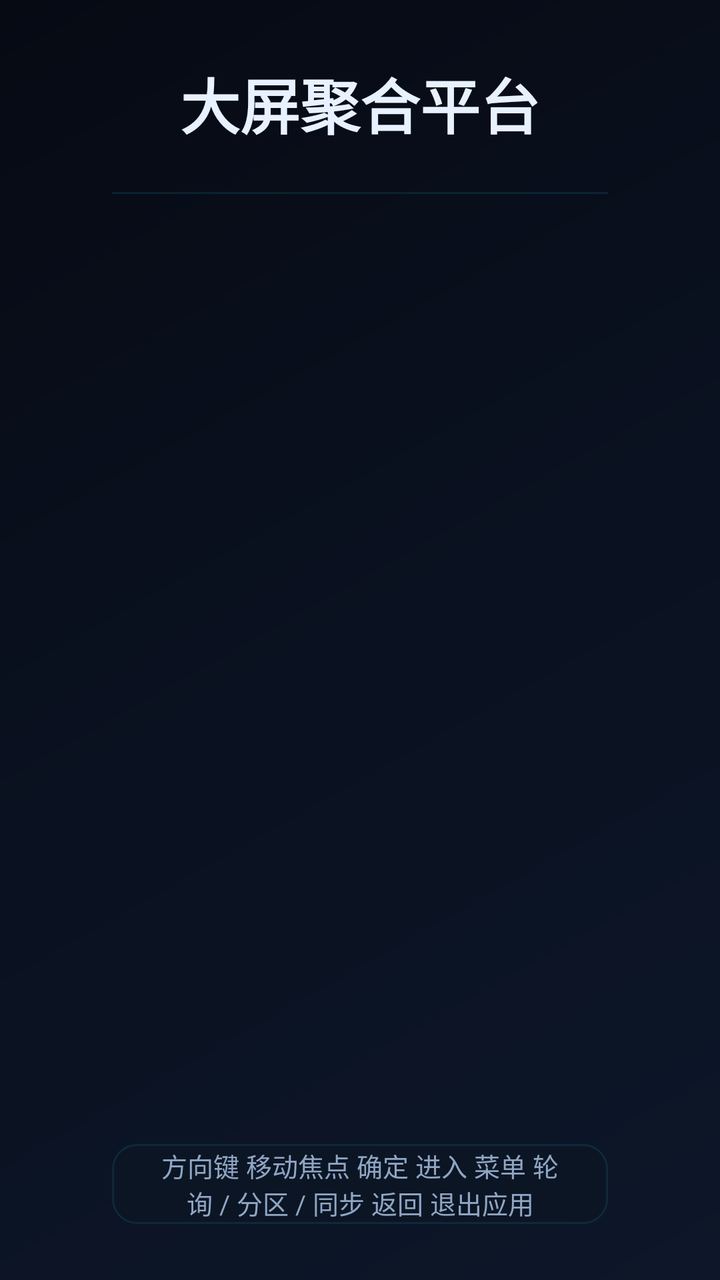
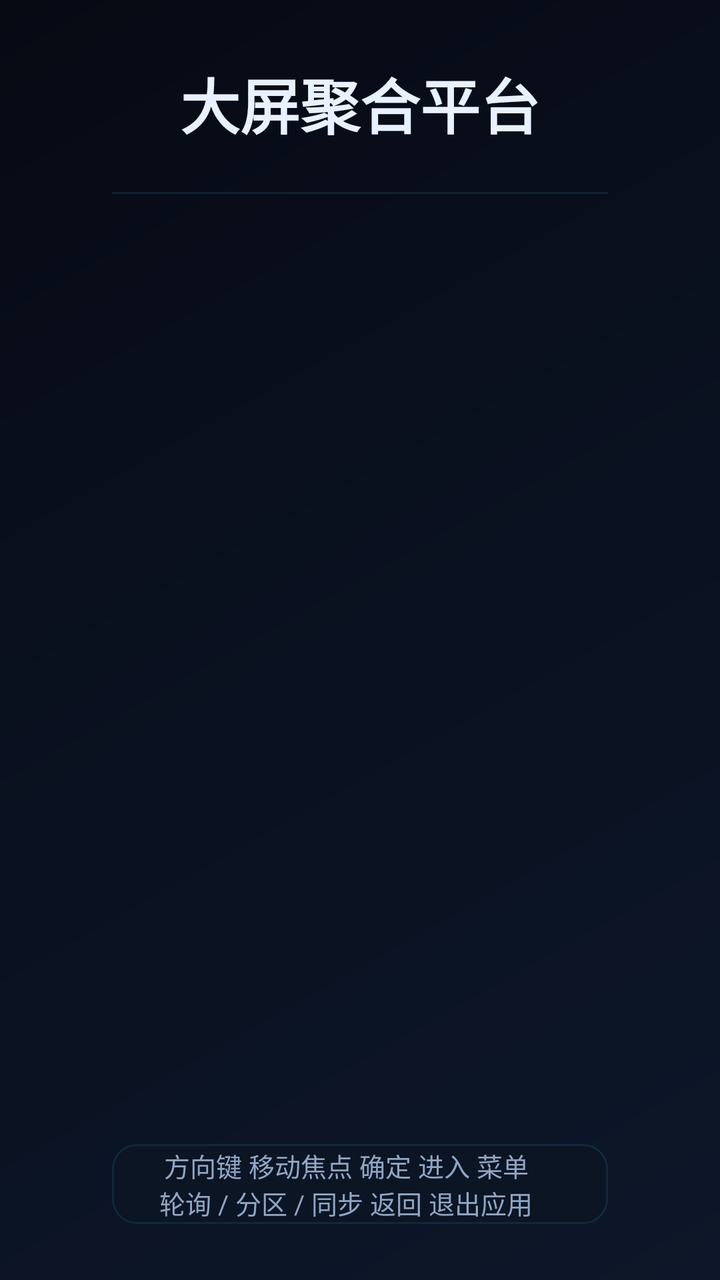

Two renders of the same Android screen: before a commit and after it. Below are the layout's source before the change and the commit's diff.
<!-- AndroidManifest.xml: activity theme AppTheme -->
<!-- res/layout/activity_main.xml -->
<?xml version="1.0" encoding="utf-8"?>
<FrameLayout xmlns:android="http://schemas.android.com/apk/res/android"
    android:id="@+id/root"
    android:layout_width="match_parent"
    android:layout_height="match_parent"
    android:background="@drawable/bg_app">

    <LinearLayout
        android:layout_width="match_parent"
        android:layout_height="match_parent"
        android:orientation="vertical"
        android:paddingStart="@dimen/screen_padding_h"
        android:paddingTop="@dimen/screen_padding_v"
        android:paddingEnd="@dimen/screen_padding_h"
        android:paddingBottom="@dimen/screen_padding_v">

        
        <FrameLayout
            android:layout_width="match_parent"
            android:layout_height="@dimen/topbar_height">

            <LinearLayout
                android:layout_width="wrap_content"
                android:layout_height="wrap_content"
                android:layout_gravity="center"
                android:gravity="center"
                android:orientation="vertical">

                <TextView
                    android:id="@+id/appTitle"
                    android:layout_width="wrap_content"
                    android:layout_height="wrap_content"
                    android:text="@string/app_name"
                    android:textColor="@color/text_primary"
                    android:textSize="@dimen/text_title_home"
                    android:textStyle="bold" />

                <TextView
                    android:id="@+id/appSubtitle"
                    android:layout_width="wrap_content"
                    android:layout_height="wrap_content"
                    android:layout_marginTop="2dp"
                    android:letterSpacing="0.16"
                    android:textColor="@color/text_tertiary"
                    android:textSize="@dimen/text_title_sub" />
            </LinearLayout>

            <LinearLayout
                android:layout_width="wrap_content"
                android:layout_height="wrap_content"
                android:layout_gravity="end|center_vertical"
                android:gravity="end"
                android:orientation="vertical">

                <TextView
                    android:id="@+id/clockText"
                    android:layout_width="wrap_content"
                    android:layout_height="wrap_content"
                    android:textColor="@color/text_primary"
                    android:textSize="@dimen/text_clock"
                    android:textStyle="bold" />

                <TextView
                    android:id="@+id/dateText"
                    android:layout_width="wrap_content"
                    android:layout_height="wrap_content"
                    android:layout_marginTop="2dp"
                    android:textColor="@color/text_secondary"
                    android:textSize="@dimen/text_date" />
            </LinearLayout>
        </FrameLayout>

        <View
            android:layout_width="match_parent"
            android:layout_height="1dp"
            android:background="@color/divider" />

        
        <ScrollView
            android:id="@+id/gridScroll"
            android:layout_width="match_parent"
            android:layout_height="0dp"
            android:layout_weight="1"
            android:clipChildren="false"
            android:clipToPadding="false"
            android:overScrollMode="never"
            android:scrollbarAlwaysDrawVerticalTrack="false"
            android:scrollbars="none">

            <LinearLayout
                android:id="@+id/gridContainer"
                android:layout_width="match_parent"
                android:layout_height="wrap_content"
                android:clipChildren="false"
                android:clipToPadding="false"
                android:orientation="vertical"
                android:paddingStart="@dimen/grid_padding_h"
                android:paddingTop="@dimen/grid_padding_v"
                android:paddingEnd="@dimen/grid_padding_h"
                android:paddingBottom="@dimen/grid_padding_v" />
        </ScrollView>

        
        <LinearLayout
            android:layout_width="match_parent"
            android:layout_height="@dimen/bottombar_height"
            android:background="@drawable/bg_hint_bar"
            android:gravity="center_vertical"
            android:orientation="horizontal"
            android:paddingStart="20dp"
            android:paddingEnd="20dp">

            <TextView
                android:id="@+id/keyHint"
                android:layout_width="0dp"
                android:layout_height="wrap_content"
                android:layout_weight="1"
                android:gravity="center"
                android:includeFontPadding="false"
                android:text="@string/home_key_hint"
                android:textColor="@color/text_secondary"
                android:textSize="@dimen/text_hint" />

            <TextView
                android:id="@+id/syncState"
                android:layout_width="wrap_content"
                android:layout_height="wrap_content"
                android:includeFontPadding="false"
                android:textSize="@dimen/text_hint" />
        </LinearLayout>
    </LinearLayout>

    
    <LinearLayout
        android:id="@+id/emptyPanel"
        android:layout_width="wrap_content"
        android:layout_height="wrap_content"
        android:layout_gravity="center"
        android:background="@drawable/bg_dialog"
        android:gravity="center"
        android:orientation="vertical"
        android:padding="48dp"
        android:visibility="gone">

        <TextView
            android:id="@+id/emptyTitle"
            android:layout_width="wrap_content"
            android:layout_height="wrap_content"
            android:text="@string/home_empty_title"
            android:textColor="@color/text_primary"
            android:textSize="22sp"
            android:textStyle="bold" />

        <TextView
            android:id="@+id/emptyMessage"
            android:layout_width="480dp"
            android:layout_height="wrap_content"
            android:layout_marginTop="14dp"
            android:gravity="center"
            android:lineSpacingExtra="4dp"
            android:textColor="@color/text_secondary"
            android:textSize="@dimen/text_hint" />

        <TextView
            android:id="@+id/emptySync"
            android:layout_width="wrap_content"
            android:layout_height="wrap_content"
            android:layout_marginTop="26dp"
            android:background="@drawable/bg_btn_selector"
            android:clickable="true"
            android:focusable="true"
            android:focusableInTouchMode="true"
            android:paddingStart="28dp"
            android:paddingTop="10dp"
            android:paddingEnd="28dp"
            android:paddingBottom="10dp"
            android:text="@string/home_empty_sync"
            android:textColor="@color/text_primary"
            android:textSize="16sp" />
    </LinearLayout>

</FrameLayout>
<!-- resources referenced by this layout -->
<resources>
  <color name="divider">#1A2FD2F5</color>
  <color name="text_primary">#FFE8F1FF</color>
  <color name="text_secondary">#FF8FA6C4</color>
  <color name="text_tertiary">#FF5F7796</color>
  <dimen name="bottombar_height">40dp</dimen>
  <dimen name="grid_padding_h">10dp</dimen>
  <dimen name="grid_padding_v">16dp</dimen>
  <dimen name="screen_padding_h">56dp</dimen>
  <dimen name="screen_padding_v">28dp</dimen>
  <dimen name="text_clock">22sp</dimen>
  <dimen name="text_date">11sp</dimen>
  <dimen name="text_hint">13sp</dimen>
  <dimen name="text_title_home">30sp</dimen>
  <dimen name="text_title_sub">14sp</dimen>
  <dimen name="topbar_height">68dp</dimen>
  <!-- drawable bg_app (drawable) -->
  <?xml version="1.0" encoding="utf-8"?>
  <shape xmlns:android="http://schemas.android.com/apk/res/android"
      android:shape="rectangle">
      <gradient
          android:angle="315"
          android:centerColor="#FF0A1120"
          android:endColor="#FF0D1729"
          android:startColor="#FF060A13"
          android:type="linear" />
  </shape>
  <!-- drawable bg_btn_selector (drawable) -->
  <?xml version="1.0" encoding="utf-8"?>
  <selector xmlns:android="http://schemas.android.com/apk/res/android">
      <item android:drawable="@drawable/bg_btn_focused" android:state_focused="true" />
      <item android:drawable="@drawable/bg_btn_focused" android:state_pressed="true" />
      <item android:drawable="@drawable/bg_btn" />
  </selector>
  <!-- drawable bg_dialog (drawable) -->
  <?xml version="1.0" encoding="utf-8"?>
  <shape xmlns:android="http://schemas.android.com/apk/res/android"
      android:shape="rectangle">
      <corners android:radius="@dimen/dialog_radius" />
      <solid android:color="@color/dialog_bg" />
      <stroke
          android:width="1dp"
          android:color="@color/dialog_stroke" />
  </shape>
  <!-- drawable bg_hint_bar (drawable) -->
  <?xml version="1.0" encoding="utf-8"?>
  <shape xmlns:android="http://schemas.android.com/apk/res/android"
      android:shape="rectangle">
      <corners android:radius="12dp" />
      <solid android:color="#FF0C1524" />
      <stroke
          android:width="1dp"
          android:color="@color/divider" />
  </shape>
  <string name="app_name">大屏聚合平台</string>
  <string name="home_empty_sync">立即同步</string>
  <string name="home_empty_title">暂无可用页面</string>
  <string name="home_key_hint">方向键 移动焦点     确定 进入     菜单 轮询 / 分区 / 同步     返回 退出应用</string>
  <style name="AppTheme" parent="Theme.AppCompat.NoActionBar">
          <item name="android:windowBackground">@drawable/bg_app</item>
          <item name="android:colorAccent">@color/accent</item>
          <item name="android:windowNoTitle">true</item>
          <item name="android:windowContentOverlay">@null</item>
      </style>
  <!-- drawable bg_btn_focused (drawable) -->
  <?xml version="1.0" encoding="utf-8"?>
  <shape xmlns:android="http://schemas.android.com/apk/res/android"
      android:shape="rectangle">
      <corners android:radius="10dp" />
      <solid android:color="#3D2FD2F5" />
      <stroke
          android:width="2dp"
          android:color="@color/accent" />
  </shape>
  <!-- drawable bg_btn (drawable) -->
  <?xml version="1.0" encoding="utf-8"?>
  <shape xmlns:android="http://schemas.android.com/apk/res/android"
      android:shape="rectangle">
      <corners android:radius="10dp" />
      <solid android:color="#FF16233A" />
      <stroke
          android:width="1dp"
          android:color="@color/card_stroke" />
  </shape>
  <dimen name="dialog_radius">18dp</dimen>
  <color name="dialog_bg">#FF101A2B</color>
  <color name="dialog_stroke">#FF24334D</color>
  <color name="accent">#FF2FD2F5</color>
  <color name="card_stroke">#FF22314A</color>
</resources>

<!-- the commit's change to res/layout/activity_main.xml (unified diff, before → after) -->
@@ -122,6 +122,15 @@
                 android:textSize="@dimen/text_hint" />
 
             <TextView
+                android:id="@+id/appVersion"
+                android:layout_width="wrap_content"
+                android:layout_height="wrap_content"
+                android:layout_marginEnd="14dp"
+                android:includeFontPadding="false"
+                android:textColor="@color/text_tertiary"
+                android:textSize="11sp" />
+
+            <TextView
                 android:id="@+id/syncState"
                 android:layout_width="wrap_content"
                 android:layout_height="wrap_content"
